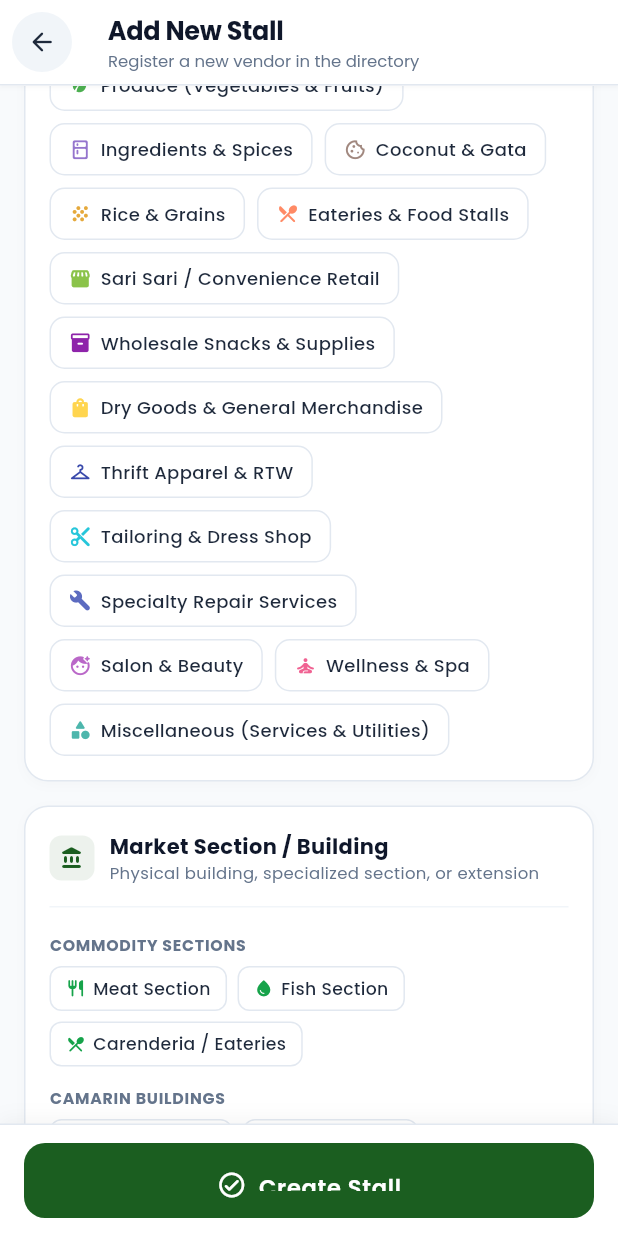
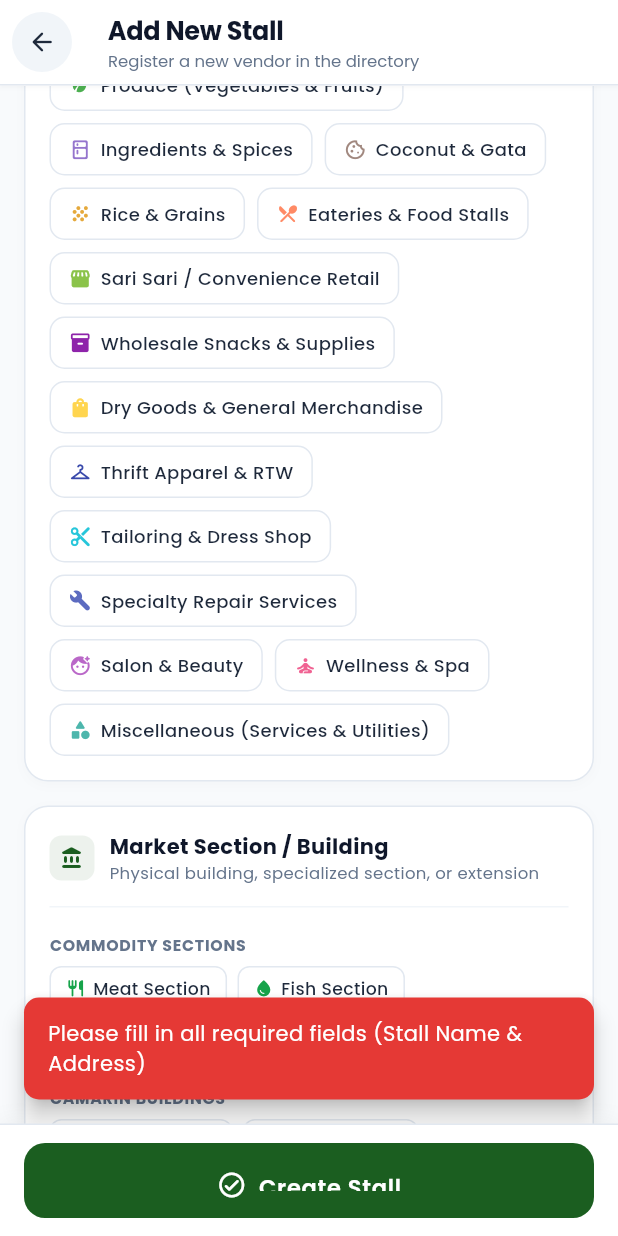
Before and after one commit to tsugumii21/MERKADO-GO---Ligao-City-Public-Market-Directory-AI-Assistant, a Flutter app: the AddEditStallScreen screen opened by its route, scrolled down 576 dp, after a tap on "Create Stall", on a phone screen of 412 x 824 dp. Run offline on Flutter 3.47's test engine with Material 3 defaults, Android fonts, the phone set to English and light mode, and no system bars; our stand-ins replace cached_network_image, cloud_firestore, firebase_auth, firebase_core, firebase_messaging, flutter_dotenv and 6 more; accounts and stored records are empty; project files that could hold a hidden picture were left out.

Commit message:
fix(admin): enhance save stall validation, feedback and Firestore synchronization

```diff
--- a/lib/features/admin/presentation/add_edit_stall_screen.dart
+++ b/lib/features/admin/presentation/add_edit_stall_screen.dart
@@ -1125,14 +1125,14 @@ class _AddEditStallScreenState extends State<AddEditStallScreen> {
   // =========================================================================
 
   Future<void> _saveStall() async {
+    // 1. Form Field Validation
     if (!_formKey.currentState!.validate()) {
-      return;
-    }
-
-    if (_finalPrimaryCategoryName.isEmpty) {
       ScaffoldMessenger.of(context).showSnackBar(
         SnackBar(
-          content: Text('Please select a primary category', style: GoogleFonts.poppins(color: Colors.white)),
+          content: Text(
+            'Please fill in all required fields (Stall Name & Address)',
+            style: GoogleFonts.poppins(color: Colors.white),
+          ),
           backgroundColor: AppColors.error,
           behavior: SnackBarBehavior.floating,
           shape: RoundedRectangleBorder(borderRadius: BorderRadius.circular(10)),
@@ -1142,21 +1142,46 @@ class _AddEditStallScreenState extends State<AddEditStallScreen> {
       return;
     }
 
-    if (_selectedDays.isEmpty) {
+    // 2. Primary Category Selection Validation
+    if (_finalPrimaryCategoryName.isEmpty) {
       ScaffoldMessenger.of(context).showSnackBar(
         SnackBar(
-          content: Text('Please select at least one operating day', style: GoogleFonts.poppins()),
+          content: Text(
+            'Please select a primary category for this stall',
+            style: GoogleFonts.poppins(color: Colors.white),
+          ),
           backgroundColor: AppColors.error,
+          behavior: SnackBarBehavior.floating,
+          shape: RoundedRectangleBorder(borderRadius: BorderRadius.circular(10)),
+          margin: const EdgeInsets.all(16),
         ),
       );
       return;
     }
 
+    // 3. Operating Days Validation
+    if (_selectedDays.isEmpty) {
+      ScaffoldMessenger.of(context).showSnackBar(
+        SnackBar(
+          content: Text(
+            'Please select at least one operating day',
+            style: GoogleFonts.poppins(color: Colors.white),
+          ),
+          backgroundColor: AppColors.error,
+          behavior: SnackBarBehavior.floating,
+          shape: RoundedRectangleBorder(borderRadius: BorderRadius.circular(10)),
+          margin: const EdgeInsets.all(16),
+        ),
+      );
+      return;
+    }
+
     setState(() => _isSaving = true);
 
     try {
       String? photoUrl = _existingPhotoUrl;
 
+      // Upload newly selected image to Cloudinary if picked
       if (_selectedImageBytes != null) {
         photoUrl = await CloudinaryService.uploadStallImageBytes(_selectedImageBytes!);
       }
@@ -1166,41 +1191,77 @@ class _AddEditStallScreenState extends State<AddEditStallScreen> {
         ..._selectedTags.where((t) => !_selectedSubcategories.contains(t)),
       ];
 
+      final addressText = _stallNumberController.text.trim();
+      final stallNameText = _nameController.text.trim();
+      final openTimeText = _openTimeController.text.trim().isNotEmpty
+          ? _openTimeController.text.trim()
+          : '5:00 AM';
+      final closeTimeText = _closeTimeController.text.trim().isNotEmpty
+          ? _closeTimeController.text.trim()
+          : '6:00 PM';
+      final latValue = double.tryParse(_latitudeController.text.trim()) ?? 13.2419233;
+      final lngValue = double.tryParse(_longitudeController.text.trim()) ?? 123.538546;
+
       final stallData = <String, dynamic>{
-        'name': _nameController.text.trim(),
+        'name': stallNameText,
         'category': _finalPrimaryCategoryName,
         'categories': [_finalPrimaryCategoryName, ..._selectedSubcategories],
         'subcategories': _selectedSubcategories.toList(),
         'products': _products,
-        'address': _stallNumberController.text.trim(),
-        'photoUrls': photoUrl != null ? [photoUrl] : (_existingPhotoUrl != null ? [_existingPhotoUrl!] : []),
-        'openTime': _openTimeController.text.trim(),
-        'closeTime': _closeTimeController.text.trim(),
+        'address': addressText,
+        'stallNumber': addressText,
+        'stall_number': addressText,
+        'photoUrls': photoUrl != null
+            ? [photoUrl]
+            : (_existingPhotoUrl != null && _existingPhotoUrl!.isNotEmpty
+                ? [_existingPhotoUrl!]
+                : <String>[]),
+        'openTime': openTimeText,
+        'closeTime': closeTimeText,
         'daysOpen': _getDaysOpenArray(),
-        'latitude': double.tryParse(_latitudeController.text) ?? 13.2419233,
-        'longitude': double.tryParse(_longitudeController.text) ?? 123.538546,
+        'latitude': latValue,
+        'longitude': lngValue,
         'status': _stallStatus,
         'isOpen': _stallStatus == 'open',
         'isActive': _stallStatus == 'open',
         'section': _selectedSection ?? '',
+        'building_or_section': _selectedSection ?? '',
         'updatedAt': FieldValue.serverTimestamp(),
         'tags': combinedTags,
       };
 
-      if (widget.stallId != null) {
-        await FirebaseFirestore.instance.collection('stalls').doc(widget.stallId).update(stallData);
+      if (widget.stallId != null && widget.stallId!.isNotEmpty) {
+        // Edit Existing Stall
+        await FirebaseFirestore.instance
+            .collection('stalls')
+            .doc(widget.stallId)
+            .update(stallData);
       } else {
-        await FirebaseFirestore.instance.collection('stalls').add(stallData);
+        // Add New Stall
+        final newDoc =
+            await FirebaseFirestore.instance.collection('stalls').add(stallData);
+        await newDoc.update({'stallId': newDoc.id, 'id': newDoc.id});
       }
 
       if (mounted) {
         ScaffoldMessenger.of(context).showSnackBar(
           SnackBar(
-            content: Text(
-              widget.stallId != null ? 'Stall updated successfully' : 'Stall created successfully',
-              style: GoogleFonts.poppins(),
+            content: Row(
+              children: [
+                const Icon(Icons.check_circle_rounded, color: Colors.white, size: 20),
+                const SizedBox(width: 10),
+                Text(
+                  widget.stallId != null
+                      ? 'Stall "$stallNameText" updated successfully!'
+                      : 'Stall "$stallNameText" created successfully!',
+                  style: GoogleFonts.poppins(color: Colors.white, fontWeight: FontWeight.w500),
+                ),
+              ],
             ),
             backgroundColor: const Color(0xFF1B5E20),
+            behavior: SnackBarBehavior.floating,
+            shape: RoundedRectangleBorder(borderRadius: BorderRadius.circular(10)),
+            margin: const EdgeInsets.all(16),
           ),
         );
         context.pop();
@@ -1209,8 +1270,11 @@ class _AddEditStallScreenState extends State<AddEditStallScreen> {
       if (mounted) {
         ScaffoldMessenger.of(context).showSnackBar(
           SnackBar(
-            content: Text('Error saving stall: $e', style: GoogleFonts.poppins()),
+            content: Text('Error saving stall: $e', style: GoogleFonts.poppins(color: Colors.white)),
             backgroundColor: AppColors.error,
+            behavior: SnackBarBehavior.floating,
+            shape: RoundedRectangleBorder(borderRadius: BorderRadius.circular(10)),
+            margin: const EdgeInsets.all(16),
           ),
         );
       }
```
